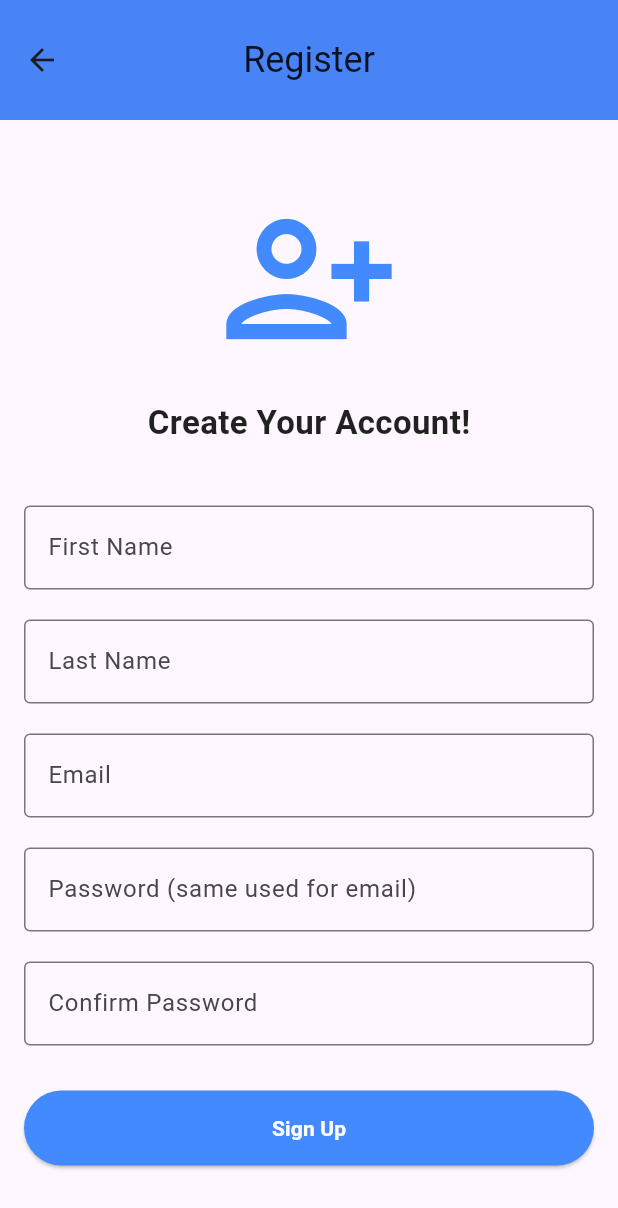
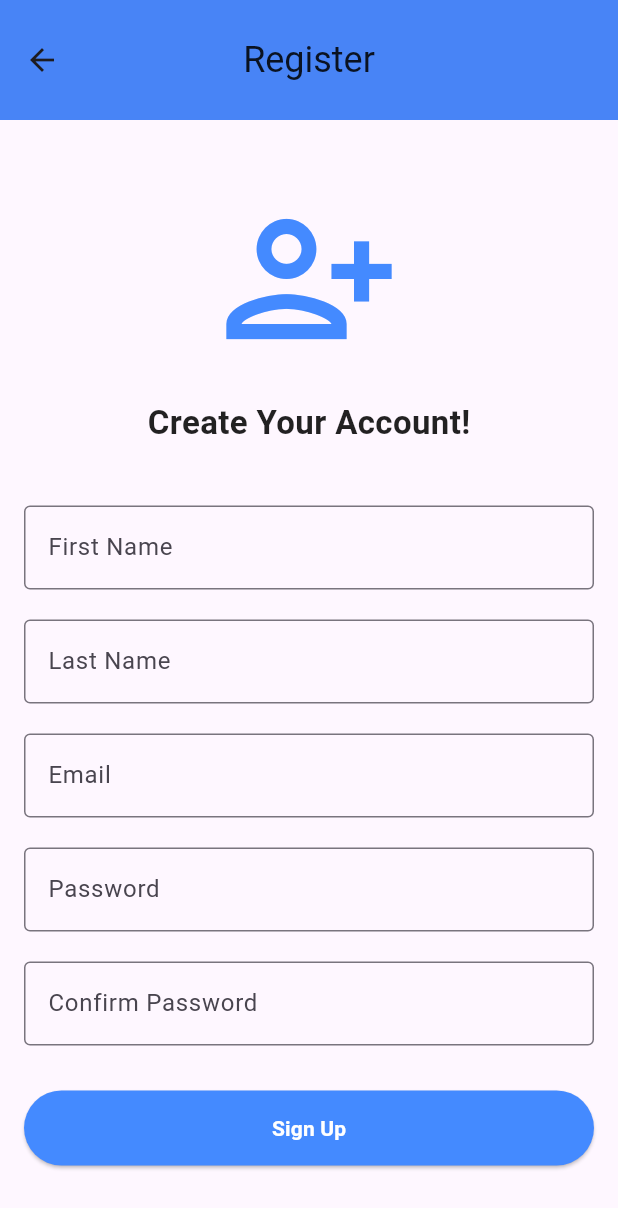
Before and after one commit to andrew-simons/flutter_application_3, a Flutter app: the SignUpPage screen opened by its route, on a phone screen of 412 x 824 dp. Shown: the top 1208 px of the screen. Run offline on Flutter 3.47's test engine with Material 3 defaults, Android fonts, the phone set to English and light mode, and no system bars; our stand-ins replace cloud_firestore, firebase_auth, firebase_core, firebase_storage, fluttertoast, image_picker; accounts and stored records are empty.

Commit message:
Minor bug fix 🐛

```diff
--- a/lib/auth/sign_up_page.dart
+++ b/lib/auth/sign_up_page.dart
@@ -173,7 +173,7 @@ class SignUpPageState extends State<SignUpPage> {
                   TextField(
                     controller: passwordController,
                     decoration: const InputDecoration(
-                      labelText: 'Password (same used for email)',
+                      labelText: 'Password',
                       border: OutlineInputBorder(),
                     ),
                     obscureText: true,
```
Also changed, not shown: 2 other files.
